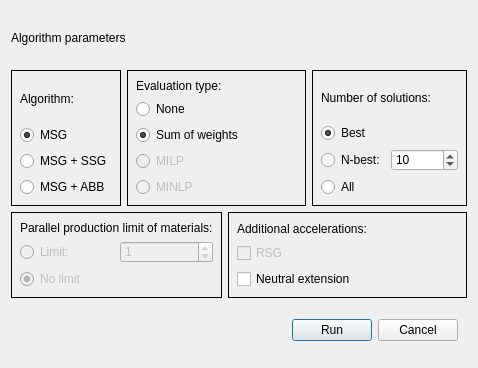
The window that ui/runalgorithmdialog.ui (akosorosz/PGraphInsight) describes before a commit, drawn with Qt 5.
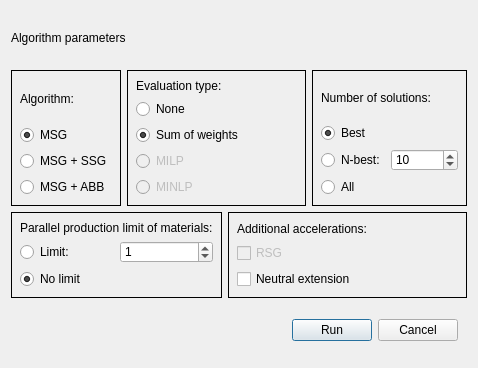
The same window after the commit.

Diff of the .ui file:
```diff
--- a/ui/runalgorithmdialog.ui
+++ b/ui/runalgorithmdialog.ui
@@ -198,7 +198,7 @@
       <item row="1" column="0">
        <widget class="QRadioButton" name="radioButtonParprodLimit">
         <property name="enabled">
-         <bool>false</bool>
+         <bool>true</bool>
         </property>
         <property name="text">
          <string>Limit:</string>
@@ -208,7 +208,7 @@
       <item row="1" column="1">
        <widget class="QSpinBox" name="spinBoxParprod">
         <property name="enabled">
-         <bool>false</bool>
+         <bool>true</bool>
         </property>
         <property name="maximum">
          <number>10000000</number>
@@ -221,7 +221,7 @@
       <item row="2" column="0">
        <widget class="QRadioButton" name="radioButtonParprodNoLimit">
         <property name="enabled">
-         <bool>false</bool>
+         <bool>true</bool>
         </property>
         <property name="text">
          <string>No limit</string>
```
